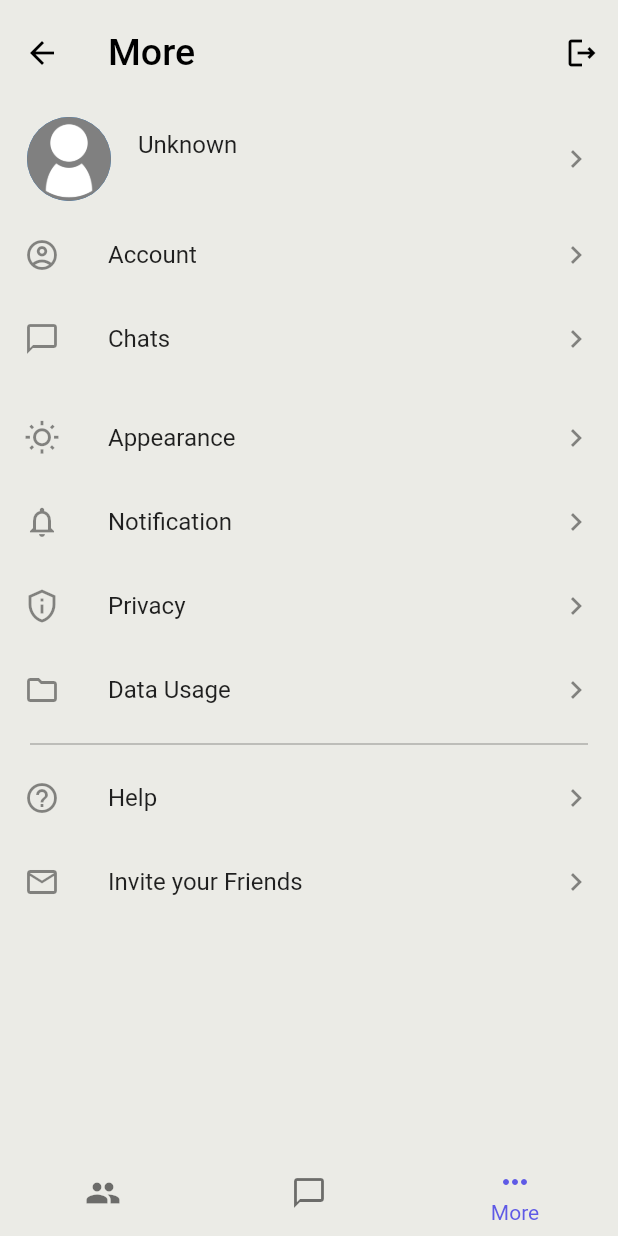
After one commit to JahanzaibZ/ChatNova, a Flutter app: the MainScreen screen opened by its route, item 3 of the bottom bar chosen, after a tap on the "logout" icon, on a phone screen of 412 x 824 dp. The commit adds this screen. Run offline on Flutter 3.47's test engine with Material 2 defaults, Android fonts, the phone set to English and light mode, and no system bars; our stand-ins replace cloud_firestore, firebase_auth, firebase_core, firebase_storage, google_fonts, image_picker and 2 more; missing offline and left inert: firebase_app_check; accounts and stored records are empty; Roboto replaces fonts that are missing (Ubuntu); project files that could hold a hidden picture were left out.

Commit message:
Worked on settings screen

```diff
--- a/lib/providers/user_profile_provider.dart
+++ b/lib/providers/user_data_provider.dart
@@ -5,18 +5,19 @@ import 'package:firebase_storage/firebase_storage.dart';
 import 'package:firebase_auth/firebase_auth.dart';
 import 'package:cloud_firestore/cloud_firestore.dart';
 
-class UserProfileProvider with ChangeNotifier {
-  final Map<String, String?> _userInfo = {
+class UserDataProvider with ChangeNotifier {
+  final Map<String, dynamic> _userInfo = {
     'fullName': null,
     'profileImageURL': null,
     'dateOfBirth': null,
   };
+  final List<String> _userFriends = [];
 
-  Map<String, String?> get userInfo {
+  Map<String, dynamic> get userInfo {
     return {..._userInfo};
   }
 
-  set setUserInfo(Map<String, String?> userInfo) {
+  set setUserInfo(Map<String, dynamic> userInfo) {
     if (userInfo['fullName'] != null) {
       _userInfo['fullName'] = userInfo['fullName'];
     }
@@ -50,11 +51,52 @@ class UserProfileProvider with ChangeNotifier {
       await firestoreInstance
           .collection('users')
           .doc(authInstance.currentUser!.uid)
-          .collection('profile')
-          .doc('data')
+          .collection('data')
+          .doc('profile')
           .set(userInfo);
     } catch (error) {
       rethrow;
     }
   }
+
+  Future<void> getUserProfileInfo() async {
+    try {
+      var authInstance = FirebaseAuth.instance;
+      var firestoreInstance = FirebaseFirestore.instance;
+      var documentSnapshot = await firestoreInstance
+          .collection('users')
+          .doc(authInstance.currentUser!.uid)
+          .collection('data')
+          .doc('profile')
+          .get();
+      var snapshotData = documentSnapshot.data();
+      if (snapshotData != null) {
+        setUserInfo = snapshotData;
+        notifyListeners();
+      }
+    } catch (error) {
+      rethrow;
+    }
+  }
+
+  Future<void> getUserFriends() async {
+    try {
+      var authInstance = FirebaseAuth.instance;
+      var firestoreInstance = FirebaseFirestore.instance;
+      var documentSnapshot = await firestoreInstance
+          .collection('users')
+          .doc(authInstance.currentUser!.uid)
+          .collection('data')
+          .doc('other')
+          .get();
+      var snapshotData = documentSnapshot.data();
+      if (snapshotData != null) {
+        for (String friend in snapshotData['friends']) {
+          _userFriends.add(friend);
+        }
+      }
+    } catch (error) {
+      rethrow;
+    }
+  }
 }
--- /dev/null
+++ b/lib/screens/chat_screen.dart
@@ -0,0 +1,32 @@
+import 'package:flutter/material.dart';
+
+class ChatScreen extends StatelessWidget {
+  const ChatScreen({super.key});
+
+  @override
+  Widget build(BuildContext context) {
+    return Padding(
+      padding: const EdgeInsets.symmetric(horizontal: 15.0),
+      child: ListView(
+        children: [
+          Theme(
+            data: Theme.of(context).copyWith(
+              inputDecorationTheme: InputDecorationTheme(
+                border: OutlineInputBorder(
+                    borderRadius: BorderRadius.circular(20),
+                    borderSide: BorderSide.none),
+                filled: true,
+              ),
+            ),
+            child: const TextField(
+              decoration: InputDecoration(
+                hintText: 'Search',
+                prefixIcon: Icon(Icons.search),
+              ),
+            ),
+          )
+        ],
+      ),
+    );
+  }
+}
--- a/lib/screens/main_screen.dart
+++ b/lib/screens/main_screen.dart
@@ -1,5 +1,10 @@
 import 'package:flutter/material.dart';
 import 'package:firebase_auth/firebase_auth.dart';
+
+import '../screens/live_chat_screen.dart';
+import '../screens/chat_screen.dart';
+import '../screens/more_screen.dart';
+import '../screens/new_chat_screen.dart';
 
 class MainScreen extends StatefulWidget {
   static const routeName = '/main-screen';
@@ -13,19 +18,57 @@ class MainScreen extends StatefulWidget {
 class _MainScreenState extends State<MainScreen> {
   var currentIndex = 1;
 
+  PreferredSizeWidget _scaffoldAppBar() {
+    var title = 'Chat';
+    var actions = <Widget>[];
+    if (currentIndex == 0) {
+      title = 'Live Chat';
+    } else if (currentIndex == 1) {
+      title = 'Chats';
+      actions = [
+        IconButton(
+            onPressed: () =>
+                Navigator.pushNamed(context, NewChatScreen.routeName),
+            icon: const Icon(Icons.add))
+      ];
+    } else if (currentIndex == 2) {
+      title = 'More';
+      actions = [
+        IconButton(
+          onPressed: () => FirebaseAuth.instance.signOut(),
+          icon: const Icon(Icons.logout_outlined),
+        )
+      ];
+    }
+    return AppBar(
+      // backgroundColor: Colors.amber,
+      toolbarHeight: kToolbarHeight * 1.25,
+      title: Text(
+        title,
+        textScaleFactor: 1.25,
+      ),
+      actions: actions,
+    );
+  }
+
+  Widget _scaffoldBody() {
+    switch (currentIndex) {
+      case 0:
+        return const LiveChatScreen();
+      case 1:
+        return const ChatScreen();
+      case 2:
+        return const MoreScreen();
+      default:
+        return const ChatScreen();
+    }
+  }
+
   @override
   Widget build(BuildContext context) {
     return Scaffold(
-      appBar: AppBar(
-        actions: [
-          IconButton(
-              onPressed: () => FirebaseAuth.instance.signOut(),
-              icon: const Icon(Icons.logout))
-        ],
-      ),
-      body: const Center(
-        child: Text('MainScreen'),
-      ),
+      appBar: _scaffoldAppBar(),
+      body: _scaffoldBody(),
       bottomNavigationBar: Theme(
         data: Theme.of(context).copyWith(
           splashColor: Colors.transparent,
--- /dev/null
+++ b/lib/screens/more_screen.dart
@@ -0,0 +1,107 @@
+import 'package:flutter/material.dart';
+import 'package:provider/provider.dart';
+import 'package:firebase_auth/firebase_auth.dart';
+
+import '../providers/user_data_provider.dart';
+
+class MoreScreen extends StatelessWidget {
+  const MoreScreen({super.key});
+
+  @override
+  Widget build(BuildContext context) {
+    var authInstance = FirebaseAuth.instance;
+    var userInfo = Provider.of<UserDataProvider>(context).userInfo;
+    return ListView(
+      children: [
+        ListTile(
+          leading: CircleAvatar(
+            backgroundImage:
+                const AssetImage('assets/images/default_profile.png'),
+            foregroundImage: userInfo['profileImageURL'] != null
+                ? NetworkImage(userInfo['profileImageURL']!)
+                : null,
+            radius: 30,
+          ),
+          title: Text(userInfo['fullName'] ?? 'Unknown'),
+          subtitle: Text(
+            authInstance.currentUser?.phoneNumber ??
+                authInstance.currentUser?.email ??
+                'Unknown',
+          ),
+          trailing: const Icon(Icons.keyboard_arrow_right),
+        ),
+        const ListTile(
+          leading: Icon(
+            Icons.account_circle_outlined,
+            // size: 30,
+          ),
+          title: Text('Account'),
+          trailing: Icon(Icons.keyboard_arrow_right),
+        ),
+        const ListTile(
+          leading: Icon(
+            Icons.chat_bubble_outline,
+            // size: 30,
+          ),
+          title: Text('Chats'),
+          trailing: Icon(Icons.keyboard_arrow_right),
+        ),
+        const SizedBox(
+          height: 10,
+        ),
+        const ListTile(
+          leading: Icon(
+            Icons.wb_sunny_outlined,
+            // size: 30,
+          ),
+          title: Text('Appearance'),
+          trailing: Icon(Icons.keyboard_arrow_right),
+        ),
+        const ListTile(
+          leading: Icon(
+            Icons.notifications_outlined,
+            // size: 30,
+          ),
+          title: Text('Notification'),
+          trailing: Icon(Icons.keyboard_arrow_right),
+        ),
+        const ListTile(
+          leading: Icon(
+            Icons.privacy_tip_outlined,
+            // size: 30,
+          ),
+          title: Text('Privacy'),
+          trailing: Icon(Icons.keyboard_arrow_right),
+        ),
+        const ListTile(
+          leading: Icon(
+            Icons.folder_outlined,
+            // size: 30,
+          ),
+          title: Text('Data Usage'),
+          trailing: Icon(Icons.keyboard_arrow_right),
+        ),
+        const Divider(
+          indent: 20,
+          endIndent: 20,
+        ),
+        const ListTile(
+          leading: Icon(
+            Icons.help_outline,
+            // size: 30,
+          ),
+          title: Text('Help'),
+          trailing: Icon(Icons.keyboard_arrow_right),
+        ),
+        const ListTile(
+          leading: Icon(
+            Icons.mail_outline,
+            // size: 30,
+          ),
+          title: Text('Invite your Friends'),
+          trailing: Icon(Icons.keyboard_arrow_right),
+        ),
+      ],
+    );
+  }
+}
--- a/lib/screens/opt_screen.dart
+++ b/lib/screens/opt_screen.dart
@@ -3,6 +3,7 @@ import 'package:flutter/services.dart';
 import 'package:provider/provider.dart';
 
 import '../providers/auth_provider.dart';
+import '../providers/user_data_provider.dart';
 import '../widgets/resend_otp_button.dart';
 import '../widgets/show_dialog.dart';
 import '../helpers/auth_exception.dart';
@@ -24,6 +25,8 @@ class _OtpScreenState extends State<OtpScreen> {
 
   Future<void> _confirmOtp(AuthProvider authProvider) async {
     try {
+      final profileProvider =
+          Provider.of<UserDataProvider>(context, listen: false);
       var isValid = _formKey.currentState!.validate();
       if (isValid) {
         _formKey.currentState!.save();
@@ -34,6 +37,7 @@ class _OtpScreenState extends State<OtpScreen> {
         showCustomDialog(context,
             content: 'Loading...', showActionButton: false);
         await authProvider.authenticateWithCredentials(_smsCode);
+        await profileProvider.getUserProfileInfo();
         setState(() {
           _isAuthenticated = true;
         });
@@ -105,7 +109,7 @@ class _OtpScreenState extends State<OtpScreen> {
                       Padding(
                         padding: const EdgeInsets.symmetric(horizontal: 8.0),
                         child: Text(
-                          'We have sent you an SMS with the code at ${authProvider.otpCredentials['phone']}',
+                          'We have sent you an SMS with the code at ${authProvider.userCredentials['phone']}',
                           textAlign: TextAlign.center,
                           style: TextStyle(
                             color: Theme.of(context)
--- a/pubspec.yaml
+++ b/pubspec.yaml
@@ -18,8 +18,10 @@ dependencies:
   image_picker: ^0.8.7+3
   intl: ^0.17.0
   intl_phone_field: ^3.1.0
+  path: ^1.8.2
   provider: ^6.0.5
   shared_preferences: ^2.1.0
+  sqflite: ^2.2.7
 
 dev_dependencies:
   flutter_test:
```
Also changed, not shown: lib/helpers/sqlite_database.dart (added, +30 -0 lines), lib/main.dart (+32 -31 lines), lib/providers/auth_provider.dart (+33 -26 lines), lib/screens/auth_screen.dart (+5 -2 lines), lib/screens/live_chat_screen.dart (added, +12 -0 lines), lib/screens/new_chat_screen.dart (added, +25 -0 lines), lib/screens/profile_setup_screen.dart (+6 -5 lines), pubspec.lock.
